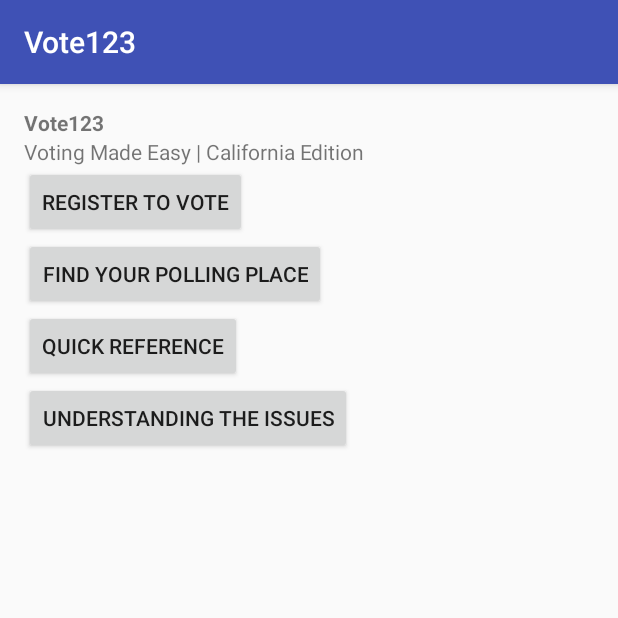
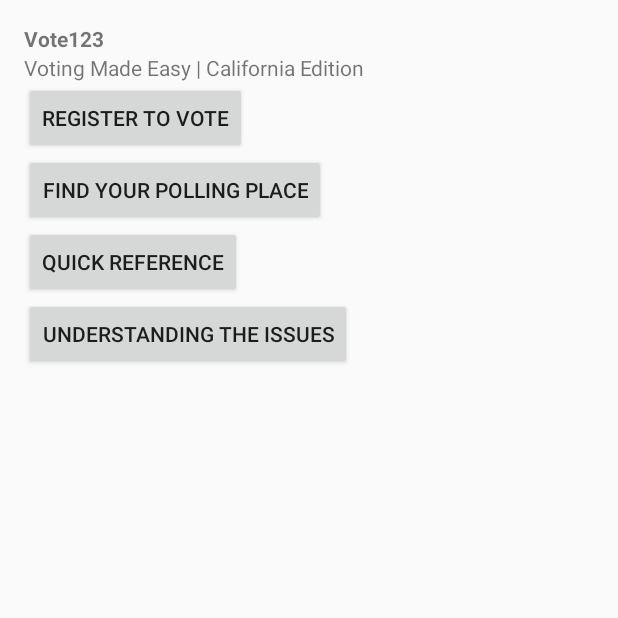
Before and after one commit to adao1123/Vote123, an Android app: the screen it shows after launch (MainActivity), on a phone screen of 412 x 824 dp, the top half of it. Run offline under Robolectric (Android 15) with nearby library versions, the light colour scheme and no system bars.

Commit message:
Removed action bar from top of app

```diff
--- a/Vote123/app/src/main/java/com/example/vote123/RegistrationActivity.java
+++ b/Vote123/app/src/main/java/com/example/vote123/RegistrationActivity.java
@@ -2,12 +2,14 @@ package com.example.vote123;
 
 import android.support.v7.app.AppCompatActivity;
 import android.os.Bundle;
+import android.support.v7.widget.Toolbar;
 import android.webkit.WebView;
 import android.webkit.WebViewClient;
 
 public class RegistrationActivity extends AppCompatActivity {
     WebView webView;
     CustomWebViewClient customWebViewClient;
+    Toolbar toolbar;
 
     private final String TAG = getClass().getName();
     private final String URL = "http://registertovote.ca.gov";
@@ -20,10 +22,12 @@ public class RegistrationActivity extends AppCompatActivity {
         setContentView(R.layout.activity_registration);
 
         webView = (WebView) findViewById(R.id.register_webView_id);
+        toolbar = (Toolbar) findViewById(R.id.register_toolbar_id);
         customWebViewClient = new CustomWebViewClient();
         webView.setWebViewClient(customWebViewClient);
         webView.getSettings().setJavaScriptEnabled(true);
         webView.loadUrl(URL);
+
 
     }
 
--- a/Vote123/app/src/main/res/values/styles.xml
+++ b/Vote123/app/src/main/res/values/styles.xml
@@ -1,7 +1,7 @@
 <resources>
 
     <!-- Base application theme. -->
-    <style name="AppTheme" parent="Theme.AppCompat.Light.DarkActionBar">
+    <style name="AppTheme" parent="Theme.AppCompat.Light.NoActionBar">
         <!-- Customize your theme here. -->
         <item name="colorPrimary">@color/colorPrimary</item>
         <item name="colorPrimaryDark">@color/colorPrimaryDark</item>
```
Also changed, not shown: Vote123/app/src/main/res/layout/activity_registration.xml (+7 -3 lines).
